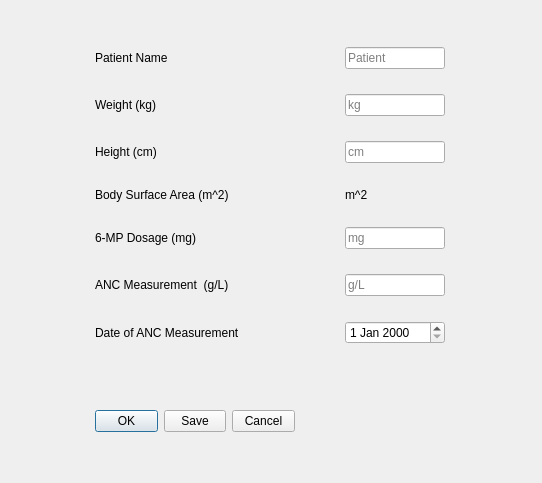
The window that ui/patientInformationForm.ui (liu-allan/Leukemia-Treatment-Application) describes before a commit, drawn with Qt 5.
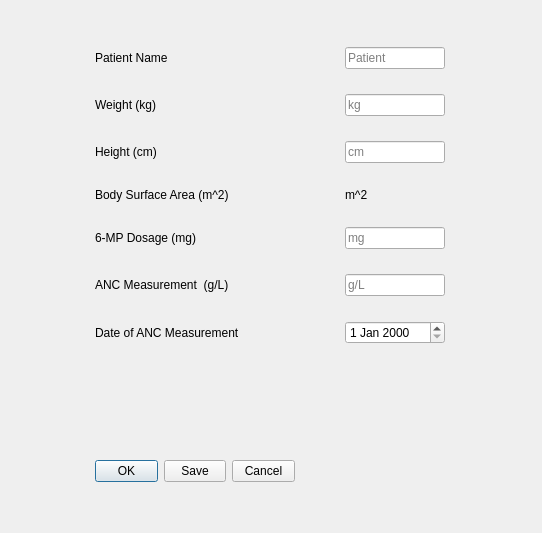
The same window after the commit.

Commit message: Try to fix label scaling issue

```diff
--- a/ui/patientInformationForm.ui
+++ b/ui/patientInformationForm.ui
@@ -7,7 +7,7 @@
     <x>0</x>
     <y>0</y>
     <width>542</width>
-    <height>483</height>
+    <height>533</height>
    </rect>
   </property>
   <property name="windowTitle">
```
Left out of the diff: 94 changed lines with no effect on the pictures.
